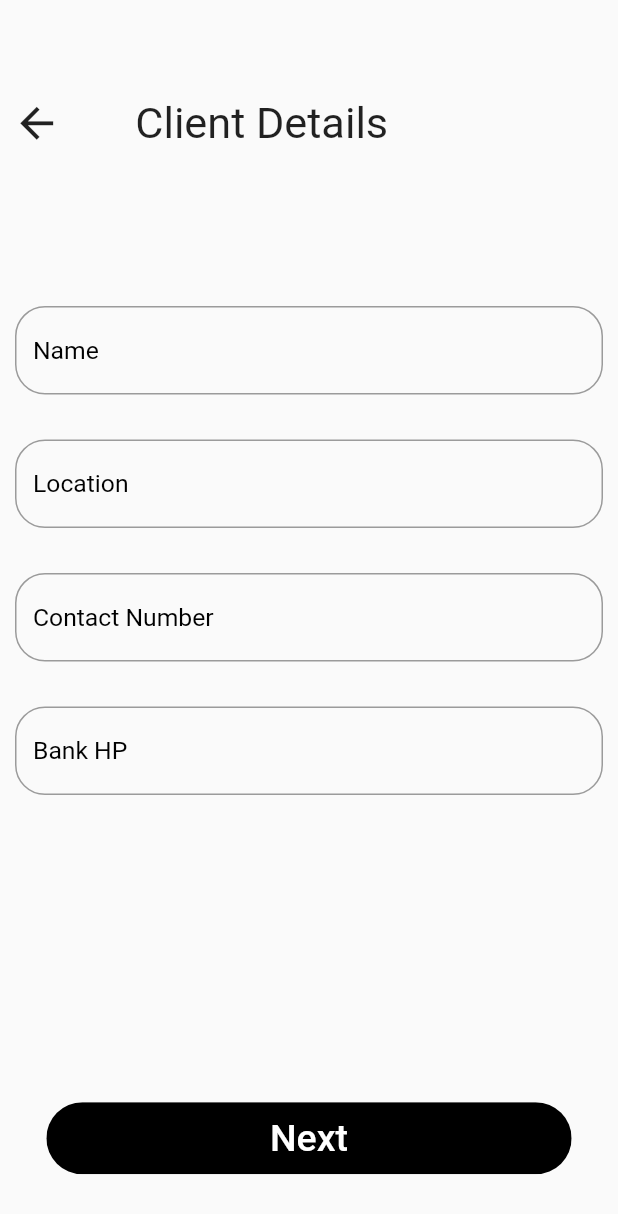
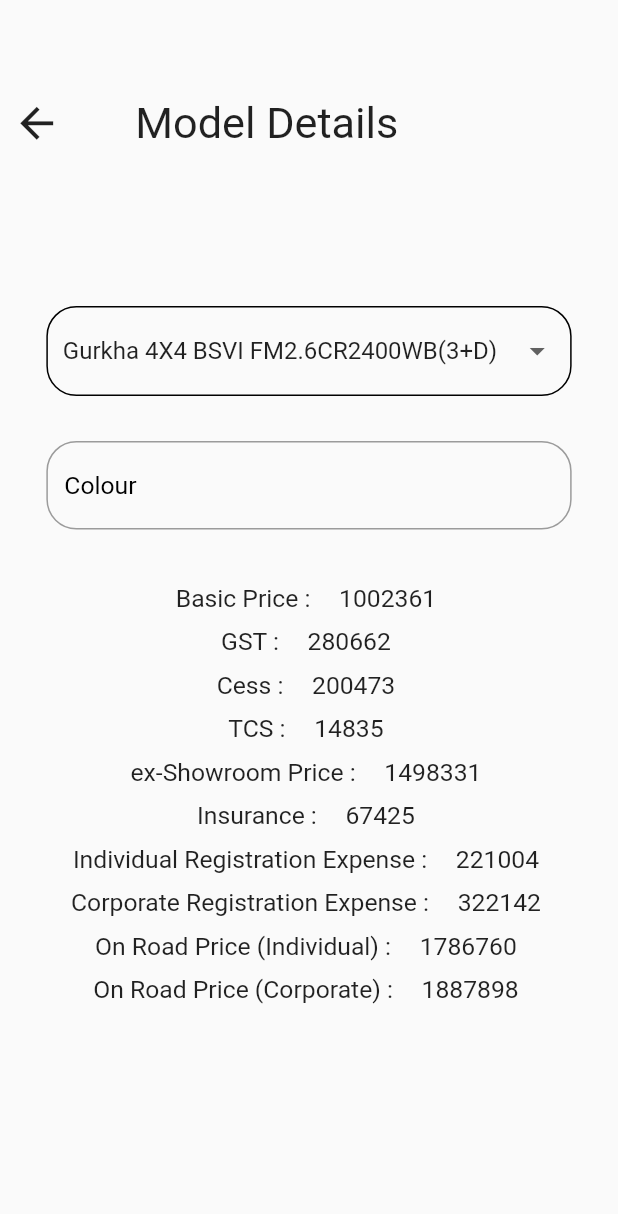
Before and after one commit to RotenKiwi/QuotationGenerator, a Flutter app: the Gurkha screen opened directly, after a tap on "Next", on a phone screen of 412 x 824 dp. Shown: the top 1214 px of the screen. Run offline on Flutter 3.47's test engine with Material 2 defaults, Android fonts, the phone set to English and light mode, and no system bars; missing offline and left inert: dart:ffi; Roboto replaces fonts that are missing (Poppins).

Commit message:
Model Details functioning done
Completed functioning of Model Details except for the colour option, design work left

```diff
--- /dev/null
+++ b/lib/Components/CustomDropDown.dart
@@ -0,0 +1,52 @@
+import 'package:flutter/material.dart';
+
+class CustomDropDown extends StatelessWidget {
+  final double horizontaPadding;
+  final double maxMenuHeight;
+  final List<String> list;
+  final Function(String?)? onChanged;
+  final String selectedValue;
+  final int index;
+
+  const CustomDropDown({
+    super.key,
+    required this.horizontaPadding,
+    required this.maxMenuHeight,
+    required this.list,
+    required this.onChanged, required this.selectedValue, required this.index,
+  });
+
+  @override
+  Widget build(BuildContext context) {
+
+    return Padding(
+      padding:
+      EdgeInsets.symmetric(horizontal: horizontaPadding, vertical: 15.0),
+      child: Container(
+        decoration: BoxDecoration(
+          borderRadius: BorderRadius.all(Radius.circular(20.0)),
+          border: Border.all(
+            color: Colors.black,
+            width: 1,
+          ),
+        ),
+        child: Padding(
+          padding: const EdgeInsets.symmetric(horizontal: 10.0, vertical: 5),
+          child: DropdownButtonHideUnderline(
+            child: DropdownButton<String>(
+              menuMaxHeight: maxMenuHeight,
+              value: selectedValue,
+              items: list.map((String value) {
+                return DropdownMenuItem<String>(
+                  value: value,
+                  child: Text(value),
+                );
+              }).toList(),
+              onChanged: onChanged,
+            ),
+          ),
+        ),
+      ),
+    );
+  }
+}
--- a/lib/Models/Gurkha/Gurkha 4X4 BSVI FM2.6CR2400WB(3+D).dart
+++ b/lib/Models/Gurkha/Gurkha 4X4 BSVI FM2.6CR2400WB(3+D).dart
@@ -1,10 +1,33 @@
 import 'package:flutter/material.dart';
 
-class Gurkha_4X4_BSVI_FM2_6CR2400WB {
-  String model = 'Gurkha 4X4 BSVI FM2.6CR2400WB(3+D)';
-  Color? colour;
+class Gurkha {
+  List<String> model = [
+    'Gurkha 4X4 BSVI FM2.6CR2400WB(3+D)',
+    'Model 2',
+    'Model 3',
+    'Model 4',
+    'Model 5',
+    'Model 6',
+    'Model 7',
+    'Model 8',
+    'Model 9',
+    'Model 10',
+  ];
 
-  int basicPrice = 1002361;
+  //Color? colour;
+
+  List<int> basicPrice = [
+    1002361,
+    1002362,
+    1002363,
+    1002364,
+    1002365,
+    1002366,
+    1002367,
+    1002368,
+    1002369,
+    1002360,
+  ];
 
   var Accessories = [
     'Alloy Wheels',
--- a/lib/Screens/Gurkha/Client_Details.dart
+++ b/lib/Screens/Gurkha/Client_Details.dart
@@ -2,6 +2,7 @@ import 'package:flutter/material.dart';
 import 'package:sp_quotation/Components/FormField.dart';
 import 'package:sp_quotation/Components/RoundedButton.dart';
 import 'package:sp_quotation/Components/TopBar.dart';
+import 'package:sp_quotation/Screens/Gurkha/ModelDetails.dart';
 
 class Gurkha extends StatelessWidget {
   const Gurkha({Key? key}) : super(key: key);
@@ -52,7 +53,10 @@ class Gurkha extends StatelessWidget {
               ),
               RoundedButton(
                 text: 'Next',
-                press: () {},
+                press: () {
+                  Navigator.push(context,
+                      MaterialPageRoute(builder: (context) => ModelDetails()));
+                },
                 color: Colors.black,
                 textColor: Colors.white,
                 length: 0.85,
--- /dev/null
+++ b/lib/Screens/Gurkha/ModelDetails.dart
@@ -0,0 +1,207 @@
+import 'package:flutter/material.dart';
+import 'package:sp_quotation/Components/FormField.dart';
+import 'package:sp_quotation/Components/TopBar.dart';
+import 'package:sp_quotation/Models/Gurkha/Gurkha%204X4%20BSVI%20FM2.6CR2400WB(3+D).dart';
+import 'package:sp_quotation/functions.dart';
+import 'package:sp_quotation/variables.dart' as vari;
+
+import '../../Components/CustomDropDown.dart';
+
+class ModelDetails extends StatefulWidget {
+  const ModelDetails({Key? key}) : super(key: key);
+
+  @override
+  State<ModelDetails> createState() => _ModelDetailsState();
+}
+
+String selectedValue = Gurkha().model[0];
+int index = 0;
+
+class _ModelDetailsState extends State<ModelDetails> {
+  @override
+  Widget build(BuildContext context) {
+
+    int basicPrice = Gurkha().basicPrice[index];
+    vari.gst = GST(basicPrice);
+    vari.cess = Cess(basicPrice);
+    vari.tcs = TCS(basicPrice, vari.gst, vari.cess);
+    vari.exShowroomPrice = exShowroomPrice(basicPrice, vari.gst, vari.cess, vari.tcs);
+    vari.insurance = insurance(vari.exShowroomPrice);
+    vari.individualRegistrationExpense = individualRegistrationExpense(vari.exShowroomPrice);
+    vari.corporateRegistrationExpense = corporateRegistrationExpense(vari.exShowroomPrice);
+    vari.individualOnRoad = onRoadPriceIndividual(vari.exShowroomPrice, vari.insurance, vari.individualRegistrationExpense);
+    vari.corporateOnRoad = onRoadPriceIndividual(vari.exShowroomPrice, vari.insurance, vari.corporateRegistrationExpense);
+
+    return LayoutBuilder(
+      builder: (context, constraint) {
+        return Scaffold(
+          body: Column(
+            children: [
+              SizedBox(
+                height: constraint.maxHeight * 0.07,
+              ),
+              topBar(
+                text: 'Model Details',
+                maxWidth: constraint.maxWidth,
+              ),
+              SizedBox(
+                height: constraint.maxHeight * 0.1,
+              ),
+              Expanded(
+                child: ListView(
+                  padding: EdgeInsets.zero,
+                  children: [
+                    Padding(
+                      padding: EdgeInsets.symmetric(
+                          horizontal: constraint.maxWidth * 0.075,
+                          vertical: 15.0),
+                      child: Container(
+                        decoration: BoxDecoration(
+                          borderRadius: BorderRadius.all(Radius.circular(20.0)),
+                          border: Border.all(
+                            color: Colors.black,
+                            width: 1,
+                          ),
+                        ),
+                        child: Padding(
+                          padding: const EdgeInsets.symmetric(
+                              horizontal: 10.0, vertical: 5),
+                          child: DropdownButtonHideUnderline(
+                            child: DropdownButton<String>(
+                              menuMaxHeight: constraint.maxHeight * 0.3,
+                              value: selectedValue,
+                              items: Gurkha().model.map((String value) {
+                                return DropdownMenuItem<String>(
+                                  value: value,
+                                  child: Text(value),
+                                );
+                              }).toList(),
+                              onChanged: (value) {
+                                setState(
+                                  () {
+                                    selectedValue = '${value}';
+                                    index = Gurkha()
+                                        .model
+                                        .indexOf('${selectedValue}');
+                                  },
+                                );
+                              },
+                            ),
+                          ),
+                        ),
+                      ),
+                    ),
+                    formField(
+                        text: 'Colour',
+                        horizontalPadding: constraint.maxWidth * 0.075,
+                        maxWidth: constraint.maxWidth),
+                    SizedBox(
+                      height: constraint.maxHeight * 0.02,
+                    ),
+                    Column(
+                      crossAxisAlignment: CrossAxisAlignment.center,
+                      mainAxisAlignment: MainAxisAlignment.center,
+                      children: [
+                        calculatedValues(
+                          fontSize: constraint.maxWidth * 0.04,
+                          text: 'Basic Price : ',
+                          value: basicPrice,
+                        ),
+                        calculatedValues(
+                          fontSize: constraint.maxWidth * 0.04,
+                          text: 'GST : ',
+                          value: vari.gst,
+                        ),
+                        calculatedValues(
+                          fontSize: constraint.maxWidth * 0.04,
+                          text: 'Cess : ',
+                          value: vari.cess,
+                        ),
+                        calculatedValues(
+                          fontSize: constraint.maxWidth * 0.04,
+                          text: 'TCS : ',
+                          value: vari.tcs,
+                        ),
+                        calculatedValues(
+                          fontSize: constraint.maxWidth * 0.04,
+                          text: 'ex-Showroom Price : ',
+                          value: vari.exShowroomPrice,
+                        ),
+                        calculatedValues(
+                          fontSize: constraint.maxWidth * 0.04,
+                          text: 'Insurance : ',
+                          value: vari.insurance,
+                        ),
+                        calculatedValues(
+                          fontSize: constraint.maxWidth * 0.04,
+                          text: 'Individual Registration Expense : ',
+                          value: vari.individualRegistrationExpense,
+                        ),
+                        calculatedValues(
+                          fontSize: constraint.maxWidth * 0.04,
+                          text: 'Corporate Registration Expense : ',
+                          value: vari.corporateRegistrationExpense,
+                        ),
+                        calculatedValues(
+                          fontSize: constraint.maxWidth * 0.04,
+                          text: 'On Road Price (Individual) : ',
+                          value: vari.individualOnRoad,
+                        ),
+                        calculatedValues(
+                          fontSize: constraint.maxWidth * 0.04,
+                          text: 'On Road Price (Corporate) : ',
+                          value: vari.corporateOnRoad,
+                        ),
+                      ],
+                    ),
+                  ],
+                ),
+              )
+            ],
+          ),
+        );
+      },
+    );
+  }
+}
+
+class calculatedValues extends StatelessWidget {
+  const calculatedValues({
+    super.key,
+    required this.fontSize,
+    required this.text,
+    required this.value,
+  });
+
+  final double fontSize;
+  final String text;
+  final int value;
+
+  @override
+  Widget build(BuildContext context) {
+    return Row(
+      crossAxisAlignment: CrossAxisAlignment.center,
+      mainAxisAlignment: MainAxisAlignment.center,
+      children: [
+        Padding(
+          padding: const EdgeInsets.symmetric(horizontal: 7.5, vertical: 5.0),
+          child: Text(
+            text,
+            style: TextStyle(
+              fontSize: fontSize,
+            ),
+          ),
+        ),
+        Padding(
+          padding: const EdgeInsets.symmetric(horizontal: 7.5, vertical: 5.0),
+          child: Text(
+            '${value} ',
+            style: TextStyle(
+              fontSize: fontSize,
+            ),
+          ),
+        ),
+      ],
+    );
+  }
+}
--- a/lib/functions.dart
+++ b/lib/functions.dart
@@ -1,13 +1,13 @@
 int GST(int price) {
-  return price * 0.28.toInt().ceil();
+  return (price * 0.28).ceil();
 }
 
 int Cess(int price) {
-  return price * 0.2.toInt().ceil();
+  return (price * 0.2).ceil();
 }
 
-int TCS(int price) {
-  return price * 0.01.toInt().ceil();
+int TCS(int price, int gst, int cess) {
+  return ((price + gst + cess) * 0.01).ceil();
 }
 
 int exShowroomPrice(int price, int gst, int cess, int tcs) {
@@ -15,15 +15,15 @@ int exShowroomPrice(int price, int gst, int cess, int tcs) {
 }
 
 int insurance(int exShowroomPrice) {
-  return exShowroomPrice * 0.45.toInt().ceil();
+  return (exShowroomPrice * 0.045).ceil();
 }
 
 int individualRegistrationExpense(int exShowroomPrice) {
-  return exShowroomPrice * 0.1475.toInt().ceil();
+  return (exShowroomPrice * 0.1475).ceil();
 }
 
 int corporateRegistrationExpense(int exShowroomPrice) {
-  return exShowroomPrice * 0.215.toInt().ceil();
+  return (exShowroomPrice * 0.215).ceil();
 }
 
 int onRoadPriceIndividual(
@@ -36,6 +36,6 @@ int onRoadPriceCorporate(
   return exShowroomPrice + insurance + corporateRegistrationExpense;
 }
 
-int onRoadPrice(int exShowroomPrice, int insurance, int registrationExpense, int accessoryTotal, int discount){
+int finalOnRoadPrice(int exShowroomPrice, int insurance, int registrationExpense, int accessoryTotal, int discount){
   return exShowroomPrice+insurance+registrationExpense+accessoryTotal-discount;
 }
--- /dev/null
+++ b/lib/variables.dart
@@ -0,0 +1,9 @@
+int gst = 0;
+int cess = 0;
+int tcs = 0;
+int exShowroomPrice = 0;
+int insurance = 0;
+int individualRegistrationExpense = 0;
+int corporateRegistrationExpense = 0;
+int individualOnRoad = 0;
+int corporateOnRoad = 0;
```
